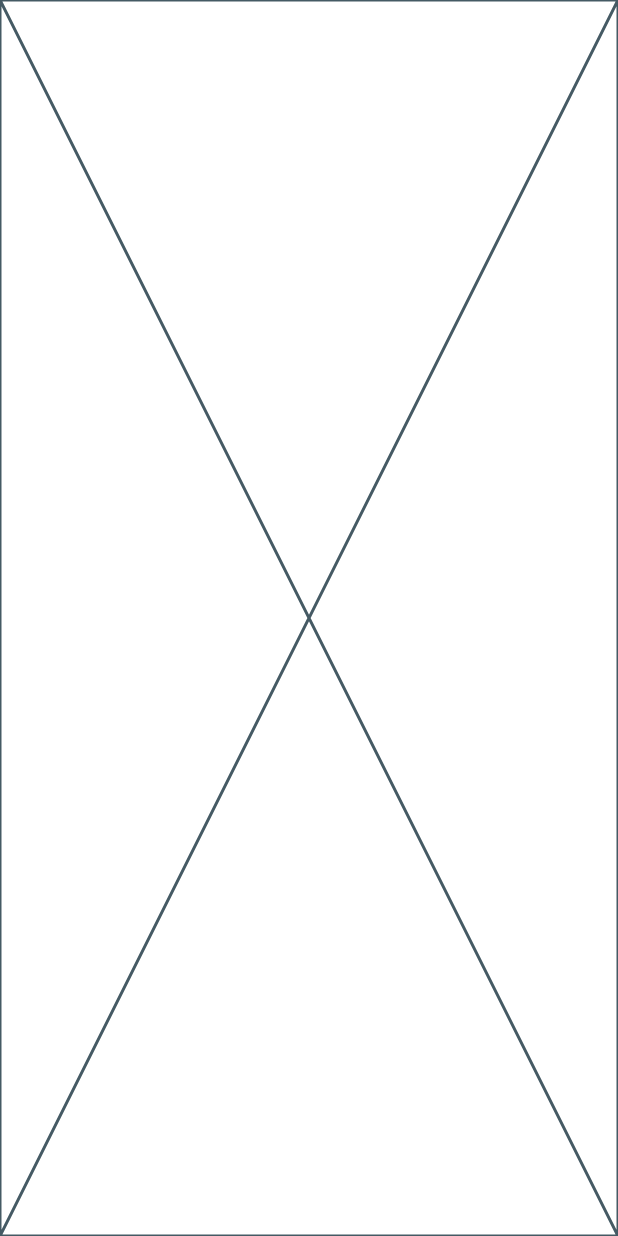
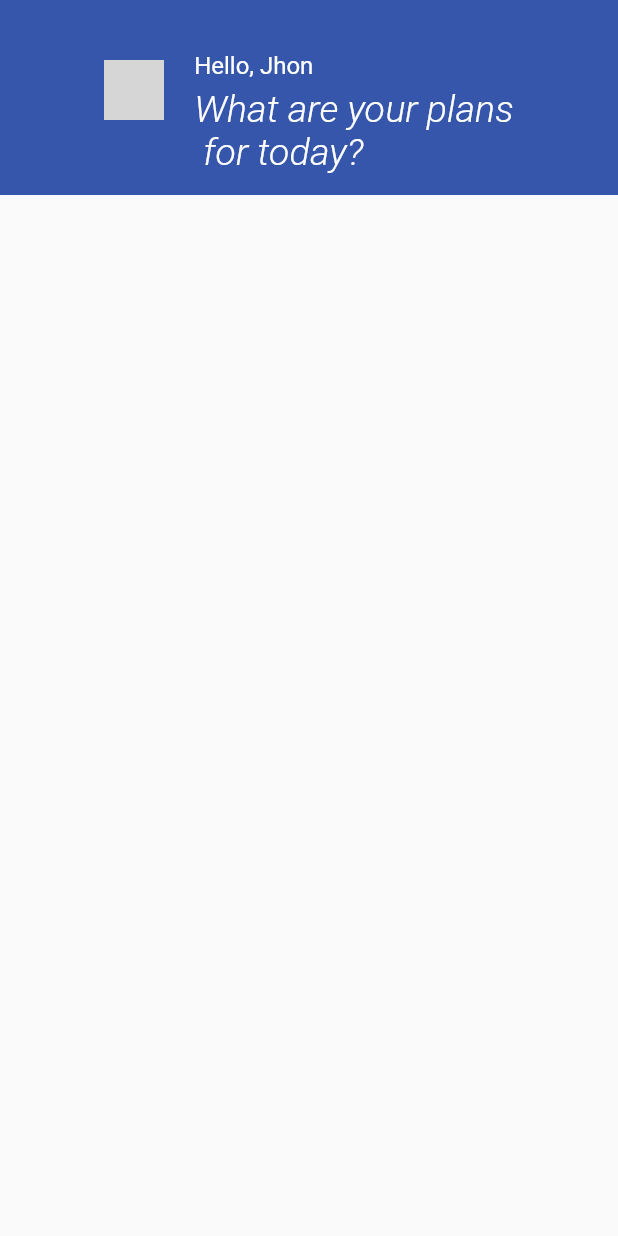
Before and after one commit to maneesha14w/shortpoint_demo, a Flutter app: the screen it shows after launch, on a phone screen of 412 x 824 dp. Run offline on Flutter 3.47's test engine with Material 2 defaults, Android fonts, the phone set to English and light mode, and no system bars; our stand-ins replace google_fonts; grey boxes are pictures that could not be loaded.

Commit message:
theming and first appbar complete.

```diff
--- a/lib/features/Home/home.dart
+++ b/lib/features/Home/home.dart
@@ -1,10 +1,53 @@
 import 'package:flutter/material.dart';
+import '../../theme/palette.dart';
 
 class HomePage extends StatelessWidget {
   const HomePage({super.key});
 
   @override
   Widget build(BuildContext context) {
-    return const Placeholder();
+    return Scaffold(
+      body: Column(children: [
+        Container(
+          color: Palette.lightBlue,
+          width: double.infinity,
+          height: 130,
+          child: const Padding(
+            padding: EdgeInsets.only(top: 20.0),
+            child: Row(
+                mainAxisAlignment: MainAxisAlignment.center,
+                crossAxisAlignment: CrossAxisAlignment.start,
+                children: [
+                  Padding(
+                    padding: EdgeInsets.only(top: 20),
+                    child: CircleAvatar(
+                      backgroundImage: AssetImage('assets/images/pfp.png'),
+                    ),
+                  ),
+                  SizedBox(
+                    width: 20,
+                  ),
+                  Column(
+                    mainAxisAlignment: MainAxisAlignment.center,
+                    crossAxisAlignment: CrossAxisAlignment.start,
+                    children: [
+                      Text(
+                        "Hello, Jhon",
+                        style: Palette.textStyleNormal,
+                      ),
+                      SizedBox(
+                        height: 5.0,
+                      ),
+                      Text(
+                        'What are your plans\n for today?',
+                        style: Palette.textStyleItalic,
+                      )
+                    ],
+                  )
+                ]),
+          ),
+        )
+      ]),
+    );
   }
 }
--- a/lib/main.dart
+++ b/lib/main.dart
@@ -12,10 +12,8 @@ class MyApp extends StatelessWidget {
   Widget build(BuildContext context) {
     return MaterialApp(
       title: 'Flutter Demo',
-      theme: ThemeData(
-        colorScheme: ColorScheme.fromSeed(seedColor: Colors.deepPurple),
-        useMaterial3: true,
-      ),
+      theme: ThemeData(fontFamily: 'Roboto'),
+      themeMode: ThemeMode.light,
       home: const HomePage(),
     );
   }
--- /dev/null
+++ b/lib/theme/palette.dart
@@ -0,0 +1,22 @@
+import 'package:flutter/material.dart';
+import 'package:google_fonts/google_fonts.dart';
+
+class Palette {
+  static const Color lightBlue = Color(0xFF3556AB);
+  static const Color darkBlue = Color(0xFF0D2972);
+  static const Color customGreen = Color(0xFF9EB031);
+  static const Color customBlack = Color(0xFF071D55);
+
+  static const appBarTheme = AppBarTheme(color: Colors.amber);
+
+  static const textStyleNormal = TextStyle(
+    color: Colors.white,
+    fontSize: 16.0,
+  );
+
+  static const textStyleItalic = TextStyle(
+      color: Colors.white,
+      fontStyle: FontStyle.italic,
+      fontSize: 25.0,
+      fontWeight: FontWeight.w100);
+}
```
Also changed, not shown: pubspec.yaml (+13 -7 lines), assets/fonts/Roboto-Bold.ttf (added), assets/fonts/Roboto-LightItalic.ttf (added), assets/fonts/Roboto-Regular.ttf (added), pubspec.lock, 2 other files.
